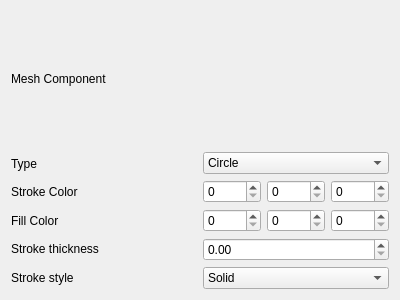
Qt form Project_1_QT/mesh.ui (QTGuys/Project_1_QT) before a commit.
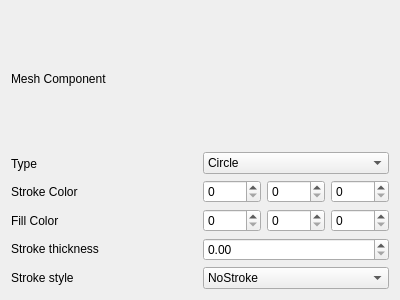
The same form after that commit.

Commit message: stroke style can be changed

```diff
--- a/Project_1_QT/mesh.ui
+++ b/Project_1_QT/mesh.ui
@@ -144,6 +144,14 @@
        </item>
        <item>
         <widget class="QComboBox" name="style">
+         <property name="currentText">
+          <string>Solid</string>
+         </property>
+         <item>
+          <property name="text">
+           <string>NoStroke</string>
+          </property>
+         </item>
          <item>
           <property name="text">
            <string>Solid</string>
```
The commit also changes 2 other files.
